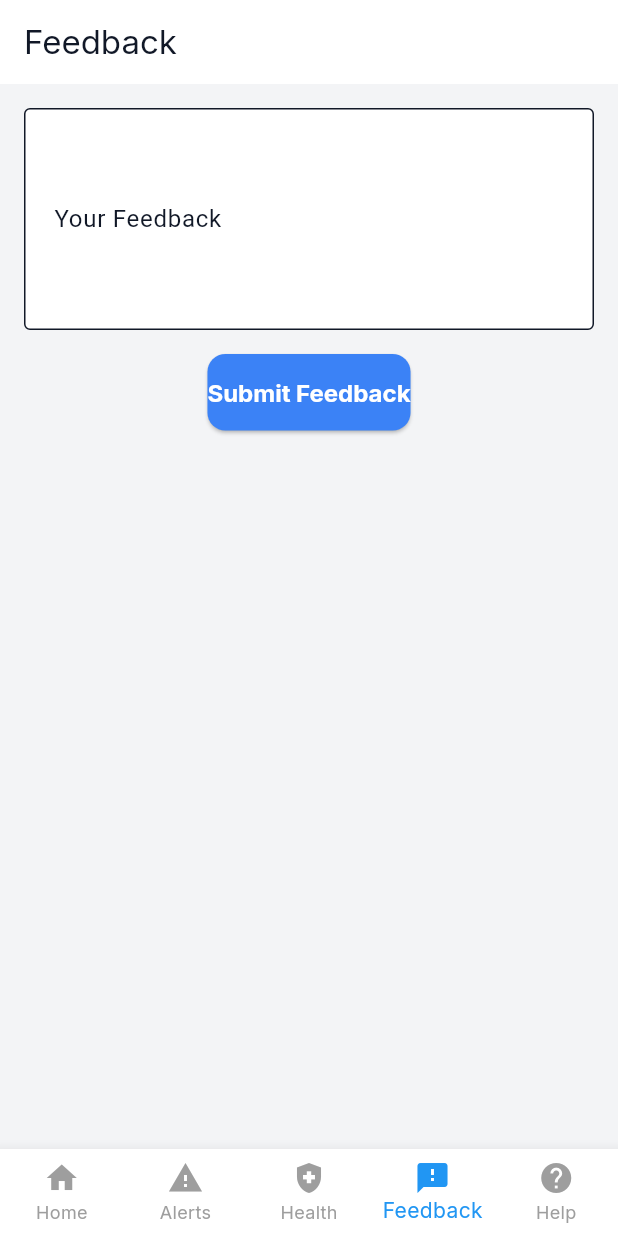
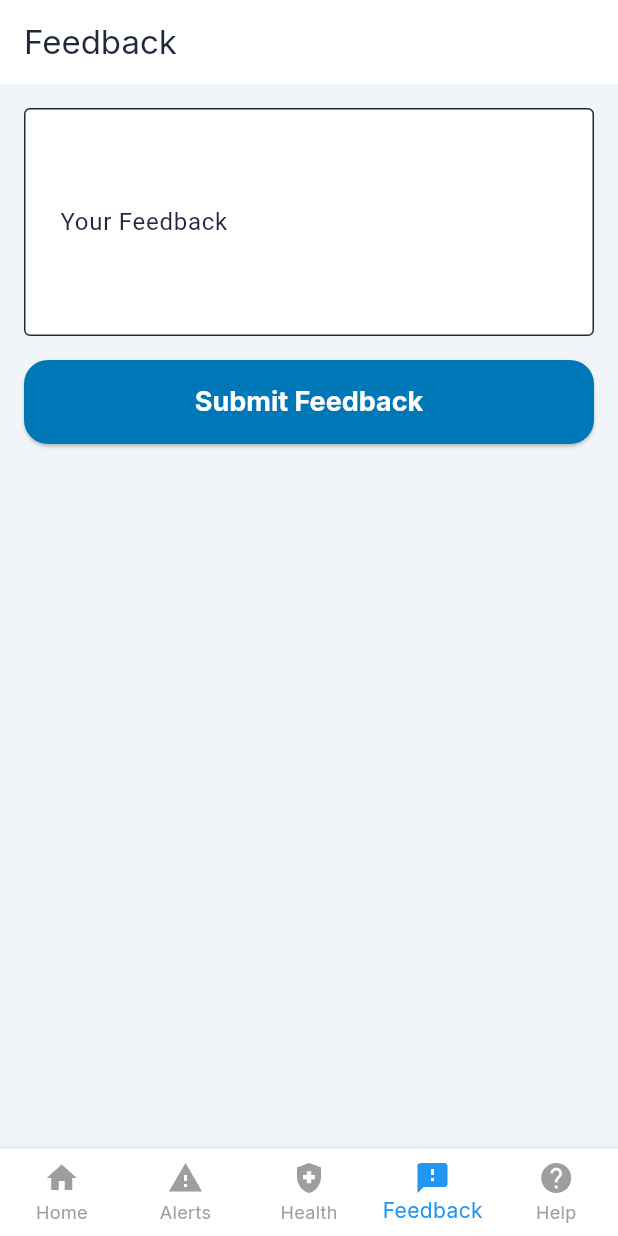
Before and after one commit to i-anonymous03/JalSetu, a Flutter app: the screen it shows once a user with an empty profile is signed in, item 4 of the bottom bar chosen, on a phone screen of 412 x 824 dp. Run offline on Flutter 3.47's test engine with Material 3 defaults, Android fonts, the light colour scheme and no system bars; our stand-ins replace firebase_auth, firebase_core, google_fonts, google_sign_in, shared_preferences; accounts and stored records are empty; generated files the repository leaves out were written again; network calls fail; statements that could not run were skipped.

Commit message:
multilangual edits

```diff
--- a/lib/main.dart
+++ b/lib/main.dart
@@ -2,10 +2,13 @@ import 'package:flutter/material.dart';
 import 'package:firebase_core/firebase_core.dart';
 import 'package:jalsetu/firebase_options.dart';
 import 'package:jalsetu/routes.dart';
-//import 'package:jalsetu/src/services/auth_wrapper.dart';
 import 'package:jalsetu/src/theme.dart';
 
-void main() async {
+// 🌐 Localization imports
+import 'package:flutter_localizations/flutter_localizations.dart';
+import 'package:flutter_gen/gen_l10n/app_localizations.dart';
+
+Future<void> main() async {
   WidgetsFlutterBinding.ensureInitialized();
   await Firebase.initializeApp(
     options: DefaultFirebaseOptions.currentPlatform,
@@ -19,16 +22,40 @@ class MyApp extends StatelessWidget {
   @override
   Widget build(BuildContext context) {
     return MaterialApp(
-      title: 'JalSetu',
+      // ------------------------------------------------------------
+      // 🌍 Localization + Theme + Routing setup for JalSetu
+      // ------------------------------------------------------------
+
+      // App title will automatically translate (once added in ARB)
+      title: AppLocalizations.of(context)?.appName ?? 'JalSetu',
+
       debugShowCheckedModeBanner: false,
       theme: AppTheme.lightTheme,
 
-      // ❌ DELETED: Removed 'home: const AuthWrapper(),' to resolve the conflict.
+      // 🌐 Localization delegates (connects your .arb translation files)
+      localizationsDelegates: const [
+        AppLocalizations.delegate,
+        GlobalMaterialLocalizations.delegate,
+        GlobalWidgetsLocalizations.delegate,
+        GlobalCupertinoLocalizations.delegate,
+      ],
 
-      // ✅ ADDED: This tells the MaterialApp to use the route map and start at the '/' key.
+      // 🗣 Supported languages from your ARB files
+      supportedLocales: AppLocalizations.supportedLocales,
+
+      // 🧠 Auto language detection (Hindi/English based on system settings)
+      localeResolutionCallback: (locale, supportedLocales) {
+        for (var supportedLocale in supportedLocales) {
+          if (supportedLocale.languageCode == locale?.languageCode) {
+            return supportedLocale;
+          }
+        }
+        // Default to English if system language isn't supported
+        return supportedLocales.first;
+      },
+
+      // 🧭 App navigation routes
       initialRoute: AppRoutes.root,
-
-      // ✅ KEPT: 'routes' defines all the available screens.
       routes: AppRoutes.routes,
     );
   }
--- a/lib/src/theme.dart
+++ b/lib/src/theme.dart
@@ -2,48 +2,64 @@ import 'package:flutter/material.dart';
 import 'package:google_fonts/google_fonts.dart';
 
 class AppTheme {
+  // JalSetu Brand Colors
+  static const Color jalSetuPrimaryBlue = Color(0xFF0077B6); // Deep Blue (Primary)
+  static const Color jalSetuTeal = Color(0xFF00B4D8); // Teal (Accent/Secondary)
+  static const Color jalSetuBackground = Color(0xFFF1F5F9); // Light Slate Gray
+
   static final ThemeData lightTheme = ThemeData(
-    primarySwatch: Colors.blue,
-    scaffoldBackgroundColor: const Color(0xFFF3F4F6), // Light Gray
-    colorScheme: const ColorScheme.light(
-      primary: Color(0xFF3B82F6), // Blue
-      secondary: Color(0xFF6B7280), // Gray
+    // 1. Base Colors and Background
+    primaryColor: jalSetuPrimaryBlue,
+    scaffoldBackgroundColor: jalSetuBackground,
+    colorScheme: ColorScheme.light(
+      primary: jalSetuPrimaryBlue,
+      secondary: jalSetuTeal,
       surface: Colors.white,
-      background: Color(0xFFF3F4F6),
-      error: Color(0xFFEF4444), // Red
+      background: jalSetuBackground,
+      error: const Color(0xFFEF4444), // Red for errors
       onPrimary: Colors.white,
-      onSecondary: Colors.white,
-      onSurface: Color(0xFF111827), // Dark Gray / Black
-      onBackground: Color(0xFF111827),
-      onError: Colors.white,
+      onSurface: const Color(0xFF1E293B), // Dark text color
+      onBackground: const Color(0xFF1E293B),
     ),
+
+    // 2. Typography
     textTheme: GoogleFonts.interTextTheme(
       ThemeData.light().textTheme,
     ).copyWith(
-      displayLarge: const TextStyle(fontSize: 32, fontWeight: FontWeight.bold),
-      bodyLarge: const TextStyle(fontSize: 16),
+      displayLarge: const TextStyle(fontSize: 32, fontWeight: FontWeight.w800, color: jalSetuPrimaryBlue),
+      titleMedium: const TextStyle(fontSize: 18, fontWeight: FontWeight.bold, color: Color(0xFF1E293B)),
+      bodyLarge: const TextStyle(fontSize: 16, color: Color(0xFF475569)),
       labelLarge: const TextStyle(fontSize: 16, fontWeight: FontWeight.bold),
     ),
+
+    // 3. Input Fields (Borderless, White Background)
     inputDecorationTheme: InputDecorationTheme(
       filled: true,
       fillColor: Colors.white,
-      contentPadding: const EdgeInsets.symmetric(horizontal: 16, vertical: 14),
+      contentPadding: const EdgeInsets.symmetric(horizontal: 20, vertical: 16),
       border: OutlineInputBorder(
-        borderRadius: BorderRadius.circular(12),
-        borderSide: BorderSide.none,
+        borderRadius: BorderRadius.circular(16), // Highly rounded
+        borderSide: BorderSide.none, // Removes the standard border line
       ),
-      hintStyle: TextStyle(color: Colors.grey[500]),
+      hintStyle: const TextStyle(color: Color(0xFF94A3B8)),
+      focusedBorder: OutlineInputBorder( // Optional: Add a slight border when focused
+        borderRadius: BorderRadius.circular(16),
+        borderSide: BorderSide(color: jalSetuTeal, width: 2),
+      ),
     ),
+
+    // 4. Buttons
     elevatedButtonTheme: ElevatedButtonThemeData(
       style: ElevatedButton.styleFrom(
+        minimumSize: const Size(double.infinity, 56), // Full width and height
         padding: const EdgeInsets.symmetric(vertical: 16),
-        backgroundColor: const Color(0xFF3B82F6), // Blue
+        backgroundColor: jalSetuPrimaryBlue,
         foregroundColor: Colors.white,
         shape: RoundedRectangleBorder(
-          borderRadius: BorderRadius.circular(12),
+          borderRadius: BorderRadius.circular(16),
         ),
         textStyle: GoogleFonts.inter(
-          fontSize: 16,
+          fontSize: 18,
           fontWeight: FontWeight.bold,
         ),
       ),
```
Also changed, not shown: lib/l10n/app_en.arb (added, +72 -0 lines), lib/l10n/app_hi.arb (added, +72 -0 lines), pubspec.yaml (+12 -2 lines).
